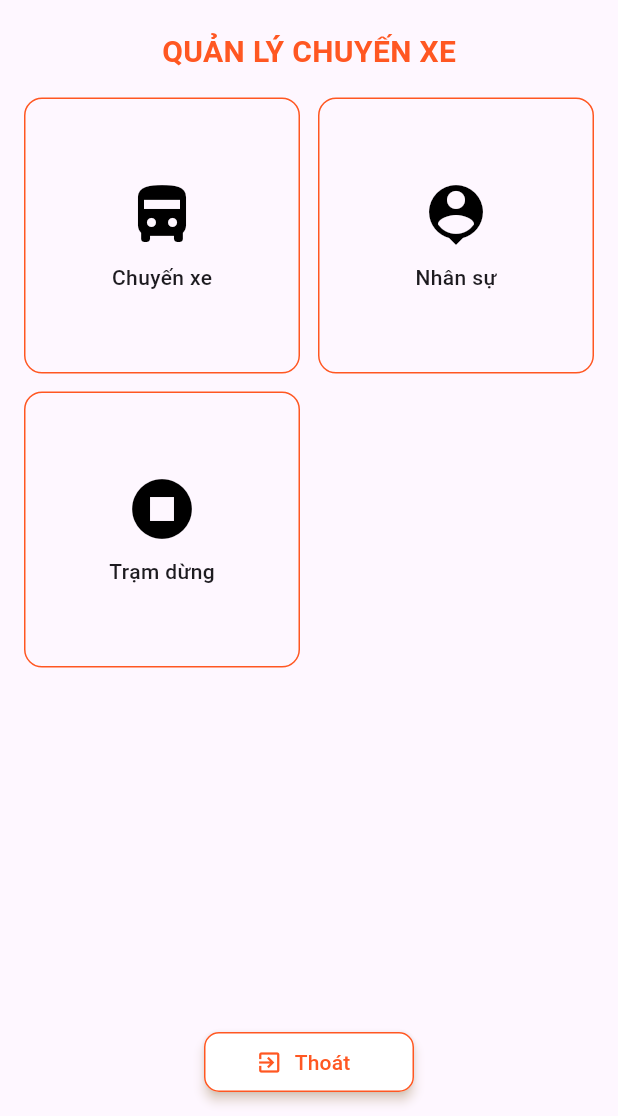
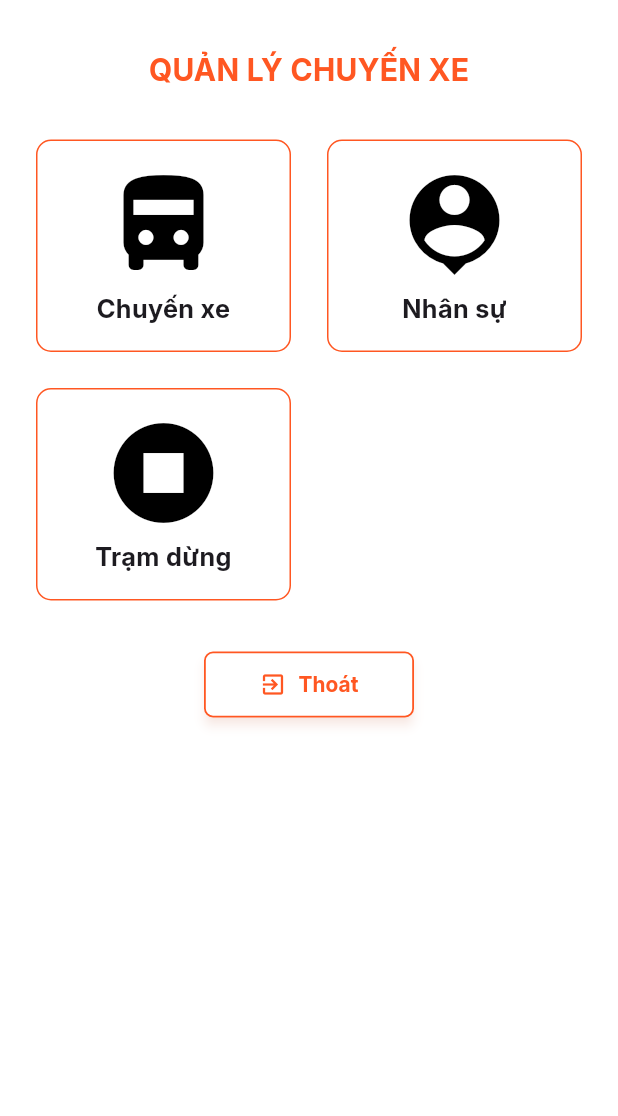
Before and after one commit to BaoNguyen20040407/MobileNC_AppBanVeXe_Web, a Flutter app: the ManageTripScreen screen opened directly, on a phone screen of 412 x 824 dp, the part 120-1236 px from its top. Run offline on Flutter 3.47's test engine with Material 3 defaults, Android fonts, the phone set to English and light mode, and no system bars; our stand-ins replace image_picker, shared_preferences; accounts and stored records are empty.

Commit message:
Bảo - Tinh chỉnh giao diện các trang Home của Admin

```diff
--- /dev/null
+++ b/lib/view/admin/homeadmin/manage_trip.dart
@@ -0,0 +1,66 @@
+import 'package:flutter/material.dart';
+import 'package:giao_dien_1/config/default.dart';
+import 'package:giao_dien_1/widget/appbar.dart';
+import 'package:giao_dien_1/widget/admin_option_card.dart';
+import 'package:giao_dien_1/widget/exit_button.dart';
+
+class ManageTripScreen extends StatelessWidget {
+  final List<Map<String, dynamic>> items = [
+    {'title': 'Chuyến xe', 'icon': Icons.directions_bus_filled},
+    {'title': 'Nhân sự', 'icon': Icons.person_pin},
+    {'title': 'Trạm dừng', 'icon': Icons.stop_circle},
+  ];
+
+  @override
+  Widget build(BuildContext context) {
+    return Scaffold(
+      backgroundColor: AppColors.white,
+      appBar: CustomAppBar(),
+      body: Padding(
+        padding: const EdgeInsets.fromLTRB(24, 32, 24, 16),
+        child: Column(
+          children: [
+            const Text(
+              'QUẢN LÝ CHUYẾN XE',
+              style: TextStyle(
+                fontSize: 20,
+                fontWeight: FontWeight.bold,
+                color: AppColors.mainOrange,
+                fontFamily: 'Inter',
+              ),
+            ),
+            const SizedBox(height: 32),
+
+            /// ✅ GridView không dùng Expanded
+            GridView.builder(
+              shrinkWrap: true,
+              physics: const NeverScrollableScrollPhysics(),
+              itemCount: items.length,
+              gridDelegate: const SliverGridDelegateWithFixedCrossAxisCount(
+                crossAxisCount: 2,
+                crossAxisSpacing: 24,
+                mainAxisSpacing: 24,
+                childAspectRatio: 1.2,
+              ),
+              itemBuilder: (context, index) {
+                final item = items[index];
+                return AdminOptionCard(
+                  icon: item['icon'] as IconData,
+                  title: item['title'] as String,
+                  onTap: () {
+                    ScaffoldMessenger.of(context).showSnackBar(
+                      SnackBar(content: Text('${item['title']} đang được phát triển')),
+                    );
+                  },
+                );
+              },
+            ),
+
+            const SizedBox(height: 32),
+            const ExitButton(), // ✅ Nút Thoát dùng widget riêng
+          ],
+        ),
+      ),
+    );
+  }
+}
--- a/lib/view/admin/manage_trip.dart
+++ /dev/null
@@ -1,85 +0,0 @@
-import 'package:flutter/material.dart';
-import 'package:giao_dien_1/config/default.dart';
-import 'package:giao_dien_1/widget/appbar.dart';
-
-class ManageTripScreen extends StatelessWidget {
-  final List<Map<String, dynamic>> items = [
-    {'title': 'Chuyến xe', 'icon': Icons.directions_bus_filled},
-    {'title': 'Nhân sự', 'icon': Icons.person_pin},
-    {'title': 'Trạm dừng', 'icon': Icons.stop_circle},
-  ];
-
-  @override
-  Widget build(BuildContext context) {
-    return Scaffold(
-      appBar: CustomAppBar(),
-      body: Padding(
-        padding: const EdgeInsets.symmetric(horizontal: 16.0, vertical: 12.0),
-        child: Column(
-          children: [
-            SizedBox(height: 8),
-            Text(
-              'QUẢN LÝ CHUYẾN XE',
-              style: TextStyle(
-                fontSize: 20,
-                fontWeight: FontWeight.bold,
-                color: AppColors.mainOrange,
-              ),
-            ),
-            SizedBox(height: 16),
-            Expanded(
-              child: GridView.count(
-                crossAxisCount: 2,
-                crossAxisSpacing: 12,
-                mainAxisSpacing: 12,
-                childAspectRatio: 1, // để ô vuông
-                children: items.map((item) {
-                  return Container(
-                    decoration: BoxDecoration(
-                      border: Border.all(color: AppColors.mainOrange),
-                      borderRadius: BorderRadius.circular(12),
-                    ),
-                    child: Center(
-                      child: Column(
-                        mainAxisSize: MainAxisSize.min,
-                        children: [
-                          Icon(item['icon'], size: 48, color: Colors.black),
-                          SizedBox(height: 8),
-                          Text(
-                            item['title'],
-                            style: TextStyle(fontWeight: FontWeight.w500),
-                          ),
-                        ],
-                      ),
-                    ),
-                  );
-                }).toList(),
-              ),
-            ),
-            SizedBox(height: 12),
-            SizedBox(
-              width: 140,
-              child: ElevatedButton.icon(
-                onPressed: () => Navigator.pop(context),
-                icon: Icon(Icons.exit_to_app, color: AppColors.mainOrange),
-                label: Text(
-                  'Thoát',
-                  style: TextStyle(color: AppColors.mainOrange),
-                ),
-                style: ElevatedButton.styleFrom(
-                  backgroundColor: Colors.white,
-                  side: BorderSide(color: AppColors.mainOrange),
-                  elevation: 3,
-                  shadowColor: Colors.orange.shade100,
-                  shape: RoundedRectangleBorder(
-                    borderRadius: BorderRadius.circular(10),
-                  ),
-                ),
-              ),
-            ),
-          ],
-        ),
-      ),
-    );
-  }
-}
--- /dev/null
+++ b/lib/widget/admin_option_card.dart
@@ -0,0 +1,46 @@
+import 'package:flutter/material.dart';
+import 'package:giao_dien_1/config/default.dart';
+
+class AdminOptionCard extends StatelessWidget {
+  final IconData icon;
+  final String title;
+  final VoidCallback? onTap;
+
+  const AdminOptionCard({
+    Key? key,
+    required this.icon,
+    required this.title,
+    this.onTap,
+  }) : super(key: key);
+
+  @override
+  Widget build(BuildContext context) {
+    return GestureDetector(
+      onTap: onTap,
+      child: Container(
+        padding: const EdgeInsets.all(6),
+        decoration: BoxDecoration(
+          color: Colors.white,
+          border: Border.all(color: AppColors.mainOrange),
+          borderRadius: BorderRadius.circular(10),
+        ),
+        child: Column(
+          mainAxisAlignment: MainAxisAlignment.center,
+          children: [
+            Icon(icon, size: 80, color: AppColors.black),
+            const SizedBox(height: 4),
+            Text(
+              title,
+              textAlign: TextAlign.center,
+              style: const TextStyle(
+                fontSize: 17,
+                fontFamily: 'Inter',
+                fontWeight: FontWeight.bold,
+              ),
+            ),
+          ],
+        ),
+      ),
+    );
+  }
+}
--- /dev/null
+++ b/lib/widget/exit_button.dart
@@ -0,0 +1,41 @@
+import 'package:flutter/material.dart';
+import 'package:giao_dien_1/config/default.dart';
+
+class ExitButton extends StatelessWidget {
+  final VoidCallback? onPressed;
+
+  const ExitButton({super.key, this.onPressed});
+
+  @override
+  Widget build(BuildContext context) {
+    return SizedBox(
+      width: 140,
+      child: ElevatedButton.icon(
+        onPressed: onPressed ?? () => Navigator.pop(context),
+        icon: const Icon(Icons.exit_to_app, color: AppColors.mainOrange),
+        label: const Text(
+          'Thoát',
+          style: TextStyle(
+            color: AppColors.mainOrange,
+            fontWeight: FontWeight.bold,
+            fontSize: 14,
+            fontFamily: 'Inter',
+          ),
+        ),
+        style: ElevatedButton.styleFrom(
+          backgroundColor: Colors.white,
+          padding: const EdgeInsets.symmetric(vertical: 12, horizontal: 20),
+          shape: RoundedRectangleBorder(
+            borderRadius: BorderRadius.circular(6),
+          ),
+          side: const BorderSide(color: AppColors.mainOrange, width: 1.2),
+          elevation: 3,
+          shadowColor: AppColors.mainOrange.withOpacity(0.2),
+        ).copyWith(
+          overlayColor: MaterialStateProperty.all(Colors.transparent),
+          surfaceTintColor: MaterialStateProperty.all(Colors.transparent),
+        ),
+      ),
+    );
+  }
+}
```
Also changed, not shown: lib/view/admin/homeadmin.dart (deleted, +0 -66 lines), lib/view/admin/homeadmin/homeadmin.dart (added, +65 -0 lines), lib/view/admin/homeadmin/manage_people.dart (added, +69 -0 lines), lib/view/admin/homeadmin/manage_station.dart (added, +65 -0 lines), lib/view/admin/manage_people.dart (deleted, +0 -85 lines), lib/view/admin/manage_station.dart (deleted, +0 -84 lines), lib/view/auth/login_screen.dart (+11 -0 lines).
